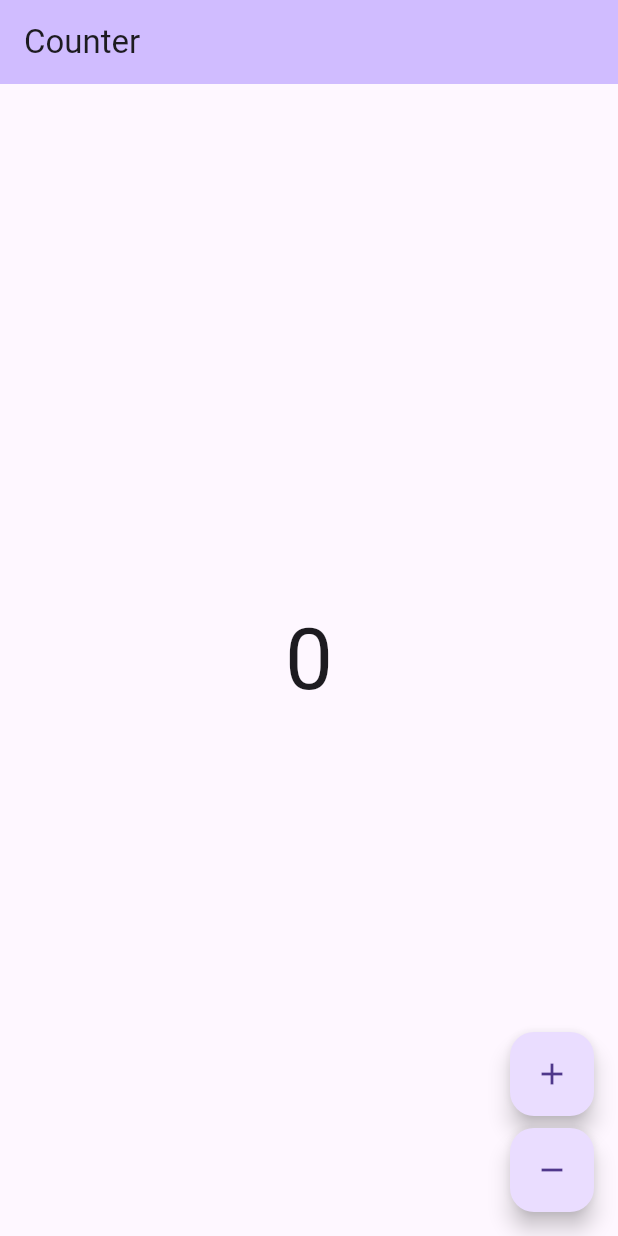
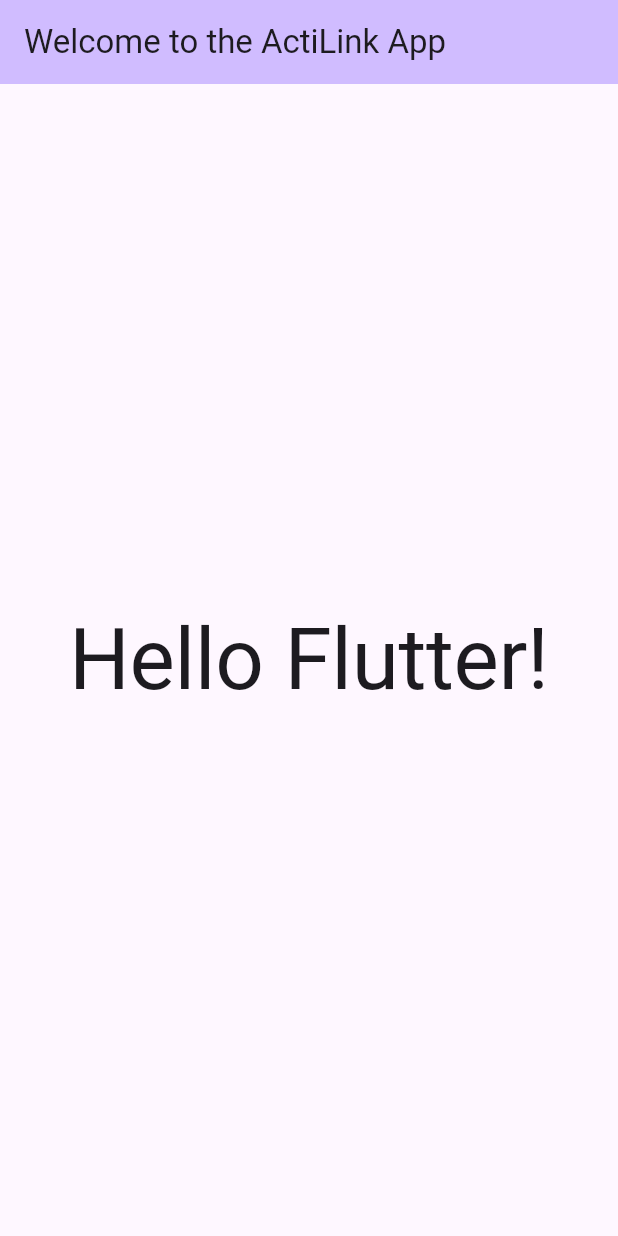
Before and after one commit to ActiLink/ActiLink-frontend, a Flutter app: the screen it shows after launch, on a phone screen of 412 x 824 dp. Run offline on Flutter 3.47's test engine with Material 3 defaults, Android fonts, the phone set to English and light mode, and no system bars; our stand-ins replace bloc.

Commit message:
Add empty page

```diff
--- a/apps/actilink/lib/app/view/app.dart
+++ b/apps/actilink/lib/app/view/app.dart
@@ -1,4 +1,4 @@
-import 'package:actilink/counter/counter.dart';
+import 'package:actilink/empty/empty.dart';
 import 'package:actilink/l10n/l10n.dart';
 import 'package:flutter/material.dart';
 
@@ -16,7 +16,7 @@ class App extends StatelessWidget {
       ),
       localizationsDelegates: AppLocalizations.localizationsDelegates,
       supportedLocales: AppLocalizations.supportedLocales,
-      home: const CounterPage(),
+      home: const EmptyPage(),
     );
   }
 }
--- a/apps/actilink/lib/counter/counter.dart
+++ /dev/null
@@ -1,2 +0,0 @@
-export 'cubit/counter_cubit.dart';
-export 'view/counter_page.dart';
--- a/apps/actilink/lib/counter/cubit/counter_cubit.dart
+++ /dev/null
@@ -1,8 +0,0 @@
-import 'package:bloc/bloc.dart';
-
-class CounterCubit extends Cubit<int> {
-  CounterCubit() : super(0);
-
-  void increment() => emit(state + 1);
-  void decrement() => emit(state - 1);
-}
--- a/apps/actilink/lib/counter/view/counter_page.dart
+++ /dev/null
@@ -1,55 +0,0 @@
-import 'package:actilink/counter/counter.dart';
-import 'package:actilink/l10n/l10n.dart';
-import 'package:flutter/material.dart';
-import 'package:flutter_bloc/flutter_bloc.dart';
-
-class CounterPage extends StatelessWidget {
-  const CounterPage({super.key});
-
-  @override
-  Widget build(BuildContext context) {
-    return BlocProvider(
-      create: (_) => CounterCubit(),
-      child: const CounterView(),
-    );
-  }
-}
-
-class CounterView extends StatelessWidget {
-  const CounterView({super.key});
-
-  @override
-  Widget build(BuildContext context) {
-    final l10n = context.l10n;
-    return Scaffold(
-      appBar: AppBar(title: Text(l10n.counterAppBarTitle)),
-      body: const Center(child: CounterText()),
-      floatingActionButton: Column(
-        mainAxisAlignment: MainAxisAlignment.end,
-        crossAxisAlignment: CrossAxisAlignment.end,
-        children: [
-          FloatingActionButton(
-            onPressed: () => context.read<CounterCubit>().increment(),
-            child: const Icon(Icons.add),
-          ),
-          const SizedBox(height: 8),
-          FloatingActionButton(
-            onPressed: () => context.read<CounterCubit>().decrement(),
-            child: const Icon(Icons.remove),
-          ),
-        ],
-      ),
-    );
-  }
-}
-
-class CounterText extends StatelessWidget {
-  const CounterText({super.key});
-
-  @override
-  Widget build(BuildContext context) {
-    final theme = Theme.of(context);
-    final count = context.select((CounterCubit cubit) => cubit.state);
-    return Text('$count', style: theme.textTheme.displayLarge);
-  }
-}
--- /dev/null
+++ b/apps/actilink/lib/empty/empty.dart
@@ -0,0 +1 @@
+export 'view/empty_page.dart';
--- /dev/null
+++ b/apps/actilink/lib/empty/view/empty_page.dart
@@ -0,0 +1,35 @@
+import 'package:actilink/l10n/l10n.dart';
+import 'package:flutter/material.dart';
+
+class EmptyPage extends StatelessWidget {
+  const EmptyPage({super.key});
+
+  @override
+  Widget build(BuildContext context) {
+    return const EmptyView();
+  }
+}
+
+class EmptyView extends StatelessWidget {
+  const EmptyView({super.key});
+
+  @override
+  Widget build(BuildContext context) {
+    final l10n = context.l10n;
+    return Scaffold(
+      appBar: AppBar(title: Text(l10n.appBarTitle)),
+      body: const Center(child: WelcomeText()),
+    );
+  }
+}
+
+class WelcomeText extends StatelessWidget {
+  const WelcomeText({super.key});
+
+  @override
+  Widget build(BuildContext context) {
+    final l10n = context.l10n;
+    final theme = Theme.of(context);
+    return Text(l10n.helloFlutter, style: theme.textTheme.displayLarge);
+  }
+}
--- a/apps/actilink/lib/l10n/arb/app_en.arb
+++ b/apps/actilink/lib/l10n/arb/app_en.arb
@@ -1,7 +1,11 @@
 {
     "@@locale": "en",
-    "counterAppBarTitle": "Counter",
-    "@counterAppBarTitle": {
-        "description": "Text shown in the AppBar of the Counter Page"
+    "appBarTitle": "Welcome to the ActiLink App",
+    "@appBarTitle": {
+        "description": "Text shown in the AppBar"
+    },
+    "helloFlutter": "Hello Flutter!",
+    "@helloFlutter": {
+        "description": "Welcome text"
     }
 }
--- /dev/null
+++ b/apps/actilink/lib/l10n/arb/app_pl.arb
@@ -0,0 +1,11 @@
+{
+    "@@locale": "pl",
+    "appBarTitle": "Witaj w aplikacji ActiLink",
+    "@appBarTitle": {
+        "description": "Tytuł paska aplikacji"
+    },
+    "helloFlutter": "Witaj Flutter!",
+    "@helloFlutter": {
+        "description": "Tekst powitalny"
+    }
+}
--- a/apps/actilink/lib/l10n/gen_l10n/app_localizations.dart
+++ b/apps/actilink/lib/l10n/gen_l10n/app_localizations.dart
@@ -6,7 +6,7 @@ import 'package:flutter_localizations/flutter_localizations.dart';
 import 'package:intl/intl.dart' as intl;
 
 import 'app_localizations_en.dart';
-import 'app_localizations_es.dart';
+import 'app_localizations_pl.dart';
 
 // ignore_for_file: type=lint
 
@@ -92,14 +92,20 @@ abstract class AppLocalizations {
   /// A list of this localizations delegate's supported locales.
   static const List<Locale> supportedLocales = <Locale>[
     Locale('en'),
-    Locale('es')
+    Locale('pl')
   ];
 
-  /// Text shown in the AppBar of the Counter Page
+  /// Text shown in the AppBar
   ///
   /// In en, this message translates to:
-  /// **'Counter'**
-  String get counterAppBarTitle;
+  /// **'Welcome to the ActiLink App'**
+  String get appBarTitle;
+
+  /// Welcome text
+  ///
+  /// In en, this message translates to:
+  /// **'Hello Flutter!'**
+  String get helloFlutter;
 }
 
 class _AppLocalizationsDelegate extends LocalizationsDelegate<AppLocalizations> {
@@ -111,7 +117,7 @@ class _AppLocalizationsDelegate extends LocalizationsDelegate<AppLocalizations>
   }
 
   @override
-  bool isSupported(Locale locale) => <String>['en', 'es'].contains(locale.languageCode);
+  bool isSupported(Locale locale) => <String>['en', 'pl'].contains(locale.languageCode);
 
   @override
   bool shouldReload(_AppLocalizationsDelegate old) => false;
@@ -123,7 +129,7 @@ AppLocalizations lookupAppLocalizations(Locale locale) {
   // Lookup logic when only language code is specified.
   switch (locale.languageCode) {
     case 'en': return AppLocalizationsEn();
-    case 'es': return AppLocalizationsEs();
+    case 'pl': return AppLocalizationsPl();
   }
 
   throw FlutterError(
--- a/apps/actilink/lib/l10n/gen_l10n/app_localizations_en.dart
+++ b/apps/actilink/lib/l10n/gen_l10n/app_localizations_en.dart
@@ -9,5 +9,8 @@ class AppLocalizationsEn extends AppLocalizations {
   AppLocalizationsEn([String locale = 'en']) : super(locale);
 
   @override
-  String get counterAppBarTitle => 'Counter';
+  String get appBarTitle => 'Welcome to the ActiLink App';
+
+  @override
+  String get helloFlutter => 'Hello Flutter!';
 }
--- /dev/null
+++ b/apps/actilink/lib/l10n/gen_l10n/app_localizations_pl.dart
@@ -0,0 +1,16 @@
+// ignore: unused_import
+import 'package:intl/intl.dart' as intl;
+import 'app_localizations.dart';
+
+// ignore_for_file: type=lint
+
+/// The translations for Polish (`pl`).
+class AppLocalizationsPl extends AppLocalizations {
+  AppLocalizationsPl([String locale = 'pl']) : super(locale);
+
+  @override
+  String get appBarTitle => 'Witaj w aplikacji ActiLink';
+
+  @override
+  String get helloFlutter => 'Witaj Flutter!';
+}
```
Also changed, not shown: apps/actilink/lib/l10n/arb/app_es.arb (deleted, +0 -7 lines), apps/actilink/lib/l10n/gen_l10n/app_localizations_es.dart (deleted, +0 -13 lines), 3 other files.
